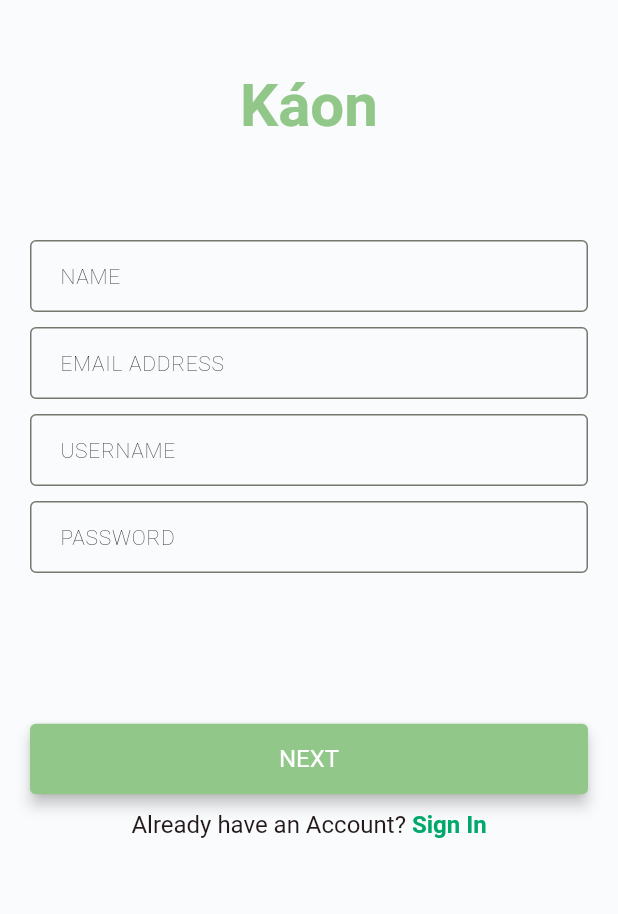
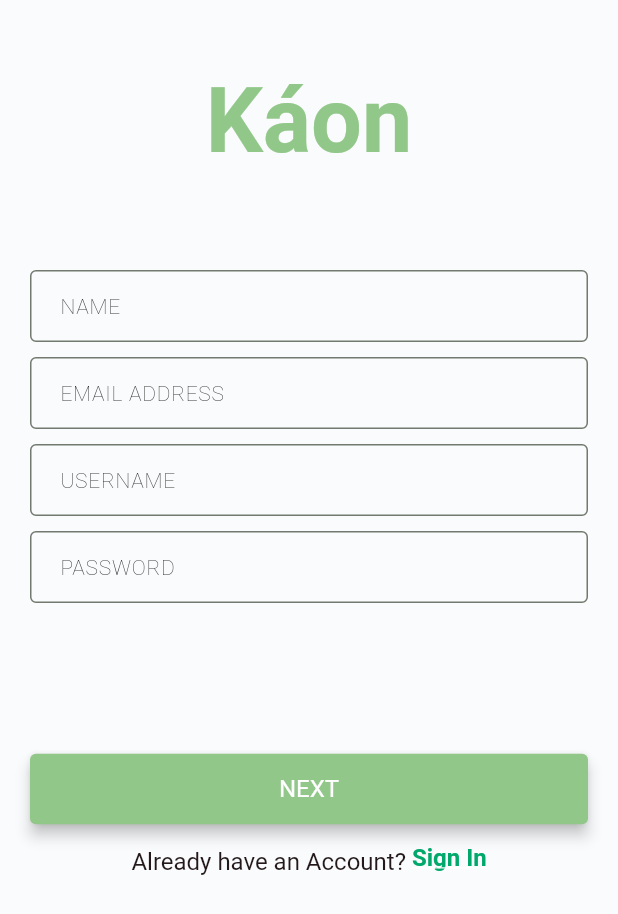
Before and after one commit to Norbshii/cc206-kaon-, a Flutter app: the SignupPage screen opened directly, on a phone screen of 412 x 824 dp. Shown: the top 914 px of the screen. Run offline on Flutter 3.47's test engine with Material 2 defaults, Android fonts, the phone set to English and light mode, and no system bars; Roboto replaces fonts that are missing (Montserrat, Poppins).

Commit message:
Update sign_up_page.dart

```diff
--- a/lib/features/sign_up_page.dart
+++ b/lib/features/sign_up_page.dart
@@ -1,3 +1,5 @@
+import 'package:cc206_kaon_/components/accept.dart';
+import 'package:cc206_kaon_/features/Log-in_page.dart';
 import 'package:flutter/material.dart';
 
 class SignupPage extends StatelessWidget {
@@ -22,7 +24,7 @@ class SignupPage extends StatelessWidget {
               style: TextStyle(
                 color: Color(0xFF91C789),
                 fontFamily: 'Poppins',
-                fontSize: 40,
+                fontSize: 60,
                 letterSpacing: 0,
                 fontWeight: FontWeight.bold,
                 height: 1,
@@ -41,9 +43,10 @@ class SignupPage extends StatelessWidget {
                   SizedBox(height: 10),
                   buildTextField("PASSWORD"),
                   SizedBox(height: 100),
-                  buildNextButton(),
+                  buildNextButton(context), // Pass the context to the function
                   SizedBox(height: 10),
-                  buildAlreadyHaveAccountText(),
+                  buildAlreadyHaveAccountText(
+                      context), // Pass the context to the function
                 ],
               ),
             ),
@@ -75,12 +78,15 @@ class SignupPage extends StatelessWidget {
     );
   }
 
-  Widget buildNextButton() {
+  Widget buildNextButton(BuildContext context) {
     return SizedBox(
       width: double.infinity,
       child: ElevatedButton(
         onPressed: () {
-          // NEXT PAGE FUNCTION AFTER PRESSING SNG NEXT BUTTON
+          Navigator.push(
+            context,
+            MaterialPageRoute(builder: (context) => SignupAccept()),
+          );
         },
         style: ElevatedButton.styleFrom(
           primary: Color.fromRGBO(145, 199, 137, 1),
@@ -107,7 +113,7 @@ class SignupPage extends StatelessWidget {
     );
   }
 
-  Widget buildAlreadyHaveAccountText() {
+  Widget buildAlreadyHaveAccountText(BuildContext context) {
     return RichText(
       text: TextSpan(
         children: [
@@ -121,16 +127,30 @@ class SignupPage extends StatelessWidget {
               fontWeight: FontWeight.normal,
             ),
           ),
-          TextSpan(
-            text: 'Sign In',
+          WidgetSpan(
+            child: MouseRegion(
+              cursor: SystemMouseCursors.click,
+              child: GestureDetector(
+                onTap: () {
+                  Navigator.push(
+                    context,
+                    MaterialPageRoute(builder: (context) => LoginPage()),
+                  );
+                },
+                child: Text(
+                  'Sign In',
                   style: TextStyle(
                     color: Color.fromRGBO(0, 168, 107, 1),
                     fontFamily: 'Montserrat',
                     fontSize: 16,
                     letterSpacing: 0,
                     fontWeight: FontWeight.bold,
+                    decoration: TextDecoration.underline,
+                    decorationColor: Colors.white,
                   ),
-            // SIGN IN FUNCTION DIRI NEED
+                ),
+              ),
+            ),
           ),
         ],
       ),
```
Lines whose indentation alone changed are shown as unchanged.
